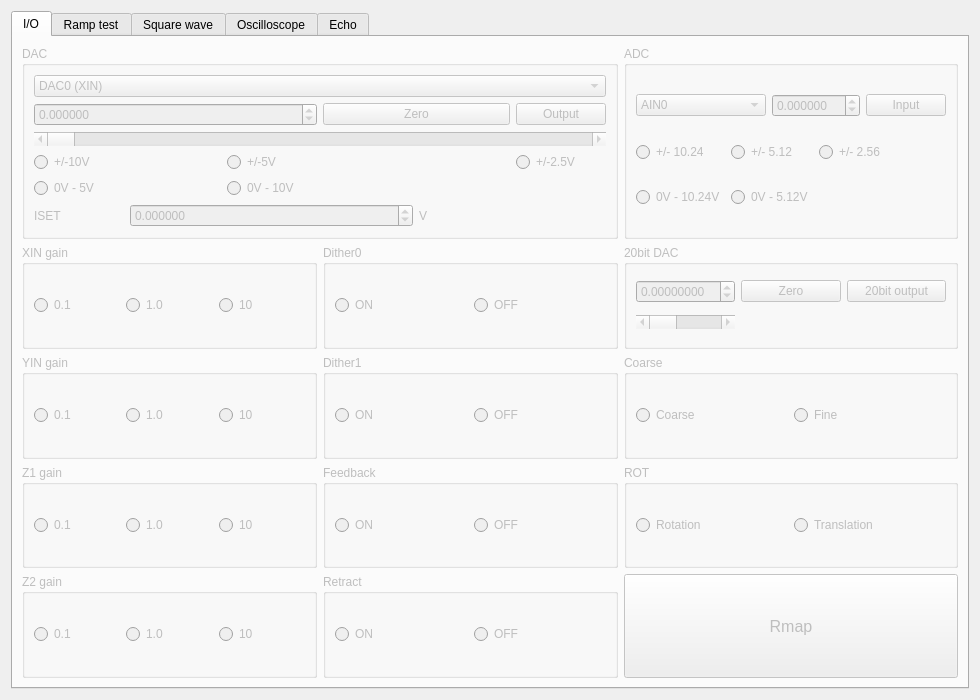
Old version of the form pyqt5 STM software/ui/Etest.ui in the repository freestylexyz/STM-pyqt5-software.
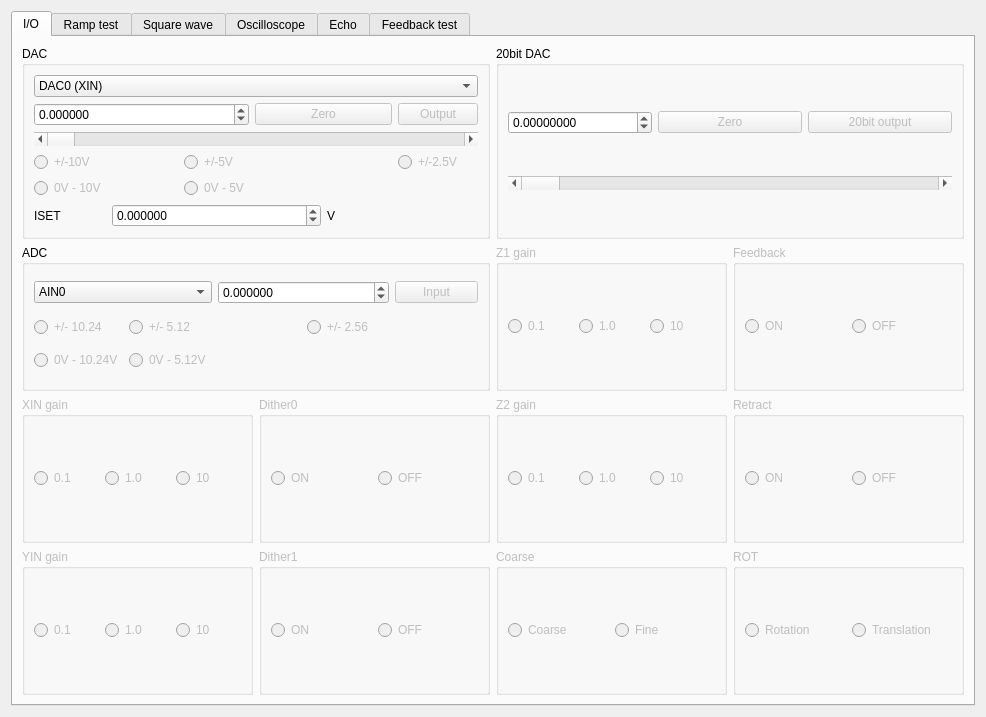
New version of the form. The open tabs and pages were chosen to show the change. Icons and pictures are not drawn.

Patch:
```diff
--- a/pyqt5 STM software/ui/Etest.ui
+++ b/pyqt5 STM software/ui/Etest.ui
@@ -9,8 +9,8 @@
    <rect>
     <x>0</x>
     <y>0</y>
-    <width>980</width>
-    <height>700</height>
+    <width>986</width>
+    <height>717</height>
    </rect>
   </property>
   <property name="sizePolicy">
@@ -51,10 +51,10 @@
        <string>I/O</string>
       </attribute>
       <layout class="QGridLayout" name="gridLayout_12">
-       <item row="3" column="2">
-        <widget class="QGroupBox" name="rot_G">
+       <item row="0" column="2" colspan="2">
+        <widget class="QGroupBox" name="bit20">
          <property name="enabled">
-          <bool>false</bool>
+          <bool>true</bool>
          </property>
          <property name="font">
           <font>
@@ -62,28 +62,63 @@
           </font>
          </property>
          <property name="title">
-          <string>ROT</string>
+          <string>20bit DAC</string>
          </property>
-         <layout class="QGridLayout" name="gridLayout_22">
+         <layout class="QGridLayout" name="gridLayout_24">
           <item row="0" column="0">
-           <widget class="QRadioButton" name="rotation">
-            <property name="text">
-             <string>Rotation</string>
+           <widget class="QDoubleSpinBox" name="bit20_val">
+            <property name="decimals">
+             <number>8</number>
+            </property>
+            <property name="minimum">
+             <double>-5.000000000000000</double>
+            </property>
+            <property name="maximum">
+             <double>5.000000000000000</double>
+            </property>
+            <property name="singleStep">
+             <double>0.100000000000000</double>
             </property>
            </widget>
           </item>
           <item row="0" column="1">
-           <widget class="QRadioButton" name="translation">
+           <widget class="QPushButton" name="bit20_0">
+            <property name="enabled">
+             <bool>false</bool>
+            </property>
             <property name="text">
-             <string>Translation</string>
+             <string>Zero</string>
+            </property>
+           </widget>
+          </item>
+          <item row="0" column="2">
+           <widget class="QPushButton" name="bit20_out">
+            <property name="enabled">
+             <bool>false</bool>
+            </property>
+            <property name="text">
+             <string>20bit output</string>
+            </property>
+           </widget>
+          </item>
+          <item row="1" column="0" colspan="3">
+           <widget class="QScrollBar" name="bit20_bit">
+            <property name="maximum">
+             <number>1048575</number>
+            </property>
+            <property name="pageStep">
+             <number>10000</number>
+            </property>
+            <property name="orientation">
+             <enum>Qt::Horizontal</enum>
             </property>
            </widget>
           </item>
          </layout>
         </widget>
        </item>
-       <item row="4" column="0">
-        <widget class="QGroupBox" name="z2gain_G">
+       <item row="2" column="0">
+        <widget class="QGroupBox" name="xgain_G">
          <property name="enabled">
           <bool>false</bool>
          </property>
@@ -93,25 +128,25 @@
           </font>
          </property>
          <property name="title">
-          <string>Z2 gain</string>
+          <string>XIN gain</string>
          </property>
-         <layout class="QGridLayout" name="gridLayout_16">
+         <layout class="QGridLayout" name="gridLayout_13">
           <item row="0" column="0">
-           <widget class="QRadioButton" name="z2gain0_1">
+           <widget class="QRadioButton" name="xgain0_1">
             <property name="text">
              <string>0.1</string>
             </property>
            </widget>
           </item>
           <item row="0" column="1">
-           <widget class="QRadioButton" name="z2gain1">
+           <widget class="QRadioButton" name="xgain1">
             <property name="text">
              <string>1.0</string>
             </property>
            </widget>
           </item>
           <item row="0" column="2">
-           <widget class="QRadioButton" name="z2gain10">
+           <widget class="QRadioButton" name="xgain10">
             <property name="text">
              <string>10</string>
             </property>
@@ -120,10 +155,41 @@
          </layout>
         </widget>
        </item>
+       <item row="2" column="1">
+        <widget class="QGroupBox" name="dither0_G">
+         <property name="enabled">
+          <bool>false</bool>
+         </property>
+         <property name="font">
+          <font>
+           <pointsize>9</pointsize>
+          </font>
+         </property>
+         <property name="title">
+          <string>Dither0</string>
+         </property>
+         <layout class="QGridLayout" name="gridLayout_17">
+          <item row="0" column="0">
+           <widget class="QRadioButton" name="dither0_on">
+            <property name="text">
+             <string>ON</string>
+            </property>
+           </widget>
+          </item>
+          <item row="0" column="1">
+           <widget class="QRadioButton" name="dither0_off">
+            <property name="text">
+             <string>OFF</string>
+            </property>
+           </widget>
+          </item>
+         </layout>
+        </widget>
+       </item>
        <item row="0" column="0" colspan="2">
         <widget class="QGroupBox" name="dac_G">
          <property name="enabled">
-          <bool>false</bool>
+          <bool>true</bool>
          </property>
          <property name="font">
           <font>
@@ -136,6 +202,9 @@
          <layout class="QGridLayout" name="gridLayout_25">
           <item row="0" column="0" colspan="6">
            <widget class="QComboBox" name="dac_ch">
+            <property name="enabled">
+             <bool>true</bool>
+            </property>
             <item>
              <property name="text">
               <string>DAC0 (XIN)</string>
@@ -220,6 +289,9 @@
           </item>
           <item row="1" column="0" colspan="3">
            <widget class="QDoubleSpinBox" name="dac_val">
+            <property name="enabled">
+             <bool>true</bool>
+            </property>
             <property name="decimals">
              <number>6</number>
             </property>
@@ -236,6 +308,9 @@
           </item>
           <item row="1" column="3" colspan="2">
            <widget class="QPushButton" name="dac_0">
+            <property name="enabled">
+             <bool>false</bool>
+            </property>
             <property name="text">
              <string>Zero</string>
             </property>
@@ -243,6 +318,9 @@
           </item>
           <item row="1" column="5">
            <widget class="QPushButton" name="dac_out">
+            <property name="enabled">
+             <bool>false</bool>
+            </property>
             <property name="text">
              <string>Output</string>
             </property>
@@ -250,6 +328,9 @@
           </item>
           <item row="2" column="0" colspan="6">
            <widget class="QScrollBar" name="dac_bit">
+            <property name="enabled">
+             <bool>true</bool>
+            </property>
             <property name="maximum">
              <number>65535</number>
             </property>
@@ -263,6 +344,9 @@
           </item>
           <item row="3" column="0" colspan="2">
            <widget class="QRadioButton" name="dac_b20">
+            <property name="enabled">
+             <bool>false</bool>
+            </property>
             <property name="text">
              <string>+/-10V</string>
             </property>
@@ -270,6 +354,9 @@
           </item>
           <item row="3" column="2" colspan="3">
            <widget class="QRadioButton" name="dac_b10">
+            <property name="enabled">
+             <bool>false</bool>
+            </property>
             <property name="text">
              <string>+/-5V</string>
             </property>
@@ -277,27 +364,19 @@
           </item>
           <item row="3" column="5">
            <widget class="QRadioButton" name="dac_b5">
+            <property name="enabled">
+             <bool>false</bool>
+            </property>
             <property name="text">
              <string>+/-2.5V</string>
             </property>
            </widget>
           </item>
-          <item row="4" column="0" colspan="2">
-           <widget class="QRadioButton" name="dac_u5">
-            <property name="text">
-             <string>0V - 5V</string>
-            </property>
-           </widget>
-          </item>
-          <item row="4" column="2" colspan="3">
-           <widget class="QRadioButton" name="dac_b10_4">
-            <property name="text">
-             <string>0V - 10V</string>
-            </property>
-           </widget>
-          </item>
           <item row="5" column="0">
            <widget class="QLabel" name="dac_Iset_l">
+            <property name="enabled">
+             <bool>true</bool>
+            </property>
             <property name="text">
              <string>ISET</string>
             </property>
@@ -306,7 +385,7 @@
           <item row="5" column="1" colspan="3">
            <widget class="QDoubleSpinBox" name="dac_Iset_val">
             <property name="enabled">
-             <bool>false</bool>
+             <bool>true</bool>
             </property>
             <property name="decimals">
              <number>6</number>
@@ -324,368 +403,41 @@
           </item>
           <item row="5" column="4">
            <widget class="QLabel" name="dac_Iset_unit">
+            <property name="enabled">
+             <bool>true</bool>
+            </property>
             <property name="text">
              <string>V</string>
             </property>
            </widget>
           </item>
-         </layout>
-        </widget>
-       </item>
-       <item row="1" column="2">
-        <widget class="QGroupBox" name="bit20">
-         <property name="enabled">
-          <bool>false</bool>
-         </property>
-         <property name="font">
-          <font>
-           <pointsize>9</pointsize>
-          </font>
-         </property>
-         <property name="title">
-          <string>20bit DAC</string>
-         </property>
-         <layout class="QGridLayout" name="gridLayout_24">
-          <item row="0" column="0">
-           <widget class="QDoubleSpinBox" name="bit20_val">
-            <property name="decimals">
-             <number>8</number>
+          <item row="4" column="0">
+           <widget class="QRadioButton" name="dac_b10_4">
+            <property name="enabled">
+             <bool>false</bool>
             </property>
-            <property name="minimum">
-             <double>-5.000000000000000</double>
-            </property>
-            <property name="maximum">
-             <double>5.000000000000000</double>
-            </property>
-            <property name="singleStep">
-             <double>0.100000000000000</double>
-            </property>
-           </widget>
-          </item>
-          <item row="0" column="1">
-           <widget class="QPushButton" name="bit20_0">
             <property name="text">
-             <string>Zero</string>
+             <string>0V - 10V</string>
             </property>
            </widget>
           </item>
-          <item row="0" column="2">
-           <widget class="QPushButton" name="bit20_out">
-            <property name="text">
-             <string>20bit output</string>
+          <item row="4" column="2">
+           <widget class="QRadioButton" name="dac_u5">
+            <property name="enabled">
+             <bool>false</bool>
             </property>
-           </widget>
-          </item>
-          <item row="1" column="0">
-           <widget class="QScrollBar" name="bit20_bit">
-            <property name="maximum">
-             <number>1048575</number>
-            </property>
-            <property name="pageStep">
-             <number>10000</number>
-            </property>
-            <property name="orientation">
-             <enum>Qt::Horizontal</enum>
-            </property>
-           </widget>
-          </item>
-         </layout>
-        </widget>
-       </item>
-       <item row="1" column="1">
-        <widget class="QGroupBox" name="dither0_G">
-         <property name="enabled">
-          <bool>false</bool>
-         </property>
-         <property name="font">
-          <font>
-           <pointsize>9</pointsize>
-          </font>
-         </property>
-         <property name="title">
-          <string>Dither0</string>
-         </property>
-         <layout class="QGridLayout" name="gridLayout_17">
-          <item row="0" column="0">
-           <widget class="QRadioButton" name="dither0_on">
             <property name="text">
-             <string>ON</string>
+             <string>0V - 5V</string>
             </property>
            </widget>
           </item>
-          <item row="0" column="1">
-           <widget class="QRadioButton" name="dither0_off">
-            <property name="text">
-             <string>OFF</string>
-            </property>
-           </widget>
-          </item>
          </layout>
         </widget>
        </item>
-       <item row="3" column="1">
-        <widget class="QGroupBox" name="feedback_G">
-         <property name="enabled">
-          <bool>false</bool>
-         </property>
-         <property name="font">
-          <font>
-           <pointsize>9</pointsize>
-          </font>
-         </property>
-         <property name="title">
-          <string>Feedback</string>
-         </property>
-         <layout class="QGridLayout" name="gridLayout_19">
-          <item row="0" column="0">
-           <widget class="QRadioButton" name="feedback_on">
-            <property name="text">
-             <string>ON</string>
-            </property>
-           </widget>
-          </item>
-          <item row="0" column="1">
-           <widget class="QRadioButton" name="feedback_off">
-            <property name="text">
-             <string>OFF</string>
-            </property>
-           </widget>
-          </item>
-         </layout>
-        </widget>
-       </item>
-       <item row="2" column="1">
-        <widget class="QGroupBox" name="dither1_G">
-         <property name="enabled">
-          <bool>false</bool>
-         </property>
-         <property name="font">
-          <font>
-           <pointsize>9</pointsize>
-          </font>
-         </property>
-         <property name="title">
-          <string>Dither1</string>
-         </property>
-         <layout class="QGridLayout" name="gridLayout_18">
-          <item row="0" column="0">
-           <widget class="QRadioButton" name="dither1_on">
-            <property name="text">
-             <string>ON</string>
-            </property>
-           </widget>
-          </item>
-          <item row="0" column="1">
-           <widget class="QRadioButton" name="dither1_off">
-            <property name="text">
-             <string>OFF</string>
-            </property>
-           </widget>
-          </item>
-         </layout>
-        </widget>
-       </item>
-       <item row="1" column="0">
-        <widget class="QGroupBox" name="xgain_G">
-         <property name="enabled">
-          <bool>false</bool>
-         </property>
-         <property name="font">
-          <font>
-           <pointsize>9</pointsize>
-          </font>
-         </property>
-         <property name="title">
-          <string>XIN gain</string>
-         </property>
-         <layout class="QGridLayout" name="gridLayout_13">
-          <item row="0" column="0">
-           <widget class="QRadioButton" name="xgain0_1">
-            <property name="text">
-             <string>0.1</string>
-            </property>
-           </widget>
-          </item>
-          <item row="0" column="1">
-           <widget class="QRadioButton" name="xgain1">
-            <property name="text">
-             <string>1.0</string>
-            </property>
-           </widget>
-          </item>
-          <item row="0" column="2">
-           <widget class="QRadioButton" name="xgain10">
-            <property name="text">
-             <string>10</string>
-            </property>
-           </widget>
-          </item>
-         </layout>
-        </widget>
-       </item>
-       <item row="2" column="0">
-        <widget class="QGroupBox" name="ygain_G">
-         <property name="enabled">
-          <bool>false</bool>
-         </property>
-         <property name="font">
-          <font>
-           <pointsize>9</pointsize>
-          </font>
-         </property>
-         <property name="title">
-          <string>YIN gain</string>
-         </property>
-         <layout class="QGridLayout" name="gridLayout_14">
-          <item row="0" column="0">
-           <widget class="QRadioButton" name="ygain0_1">
-            <property name="text">
-             <string>0.1</string>
-            </property>
-           </widget>
-          </item>
-          <item row="0" column="1">
-           <widget class="QRadioButton" name="ygain1">
-            <property name="text">
-             <string>1.0</string>
-            </property>
-           </widget>
-          </item>
-          <item row="0" column="2">
-           <widget class="QRadioButton" name="ygain10">
-            <property name="text">
-             <string>10</string>
-            </property>
-           </widget>
-          </item>
-         </layout>
-        </widget>
-       </item>
-       <item row="2" column="2">
-        <widget class="QGroupBox" name="coarse_G">
-         <property name="enabled">
-          <bool>false</bool>
-         </property>
-         <property name="font">
-          <font>
-           <pointsize>9</pointsize>
-          </font>
-         </property>
-         <property name="title">
-          <string>Coarse</string>
-         </property>
-         <layout class="QGridLayout" name="gridLayout_21">
-          <item row="0" column="0">
-           <widget class="QRadioButton" name="fine">
-            <property name="text">
-             <string>Coarse</string>
-            </property>
-           </widget>
-          </item>
-          <item row="0" column="1">
-           <widget class="QRadioButton" name="coarse">
-            <property name="text">
-             <string>Fine</string>
-            </property>
-           </widget>
-          </item>
-         </layout>
-        </widget>
-       </item>
-       <item row="4" column="1">
-        <widget class="QGroupBox" name="retract_G">
-         <property name="enabled">
-          <bool>false</bool>
-         </property>
-         <property name="font">
-          <font>
-           <pointsize>9</pointsize>
-          </font>
-         </property>
-         <property name="title">
-          <string>Retract</string>
-         </property>
-         <layout class="QGridLayout" name="gridLayout_20">
-          <item row="0" column="0">
-           <widget class="QRadioButton" name="retract_on">
-            <property name="text">
-             <string>ON</string>
-            </property>
-           </widget>
-          </item>
-          <item row="0" column="1">
-           <widget class="QRadioButton" name="retract_off">
-            <property name="text">
-             <string>OFF</string>
-            </property>
-           </widget>
-          </item>
-         </layout>
-        </widget>
-       </item>
-       <item row="3" column="0">
-        <widget class="QGroupBox" name="z1gain_G">
-         <property name="enabled">
-          <bool>false</bool>
-         </property>
-         <property name="font">
-          <font>
-           <pointsize>9</pointsize>
-          </font>
-         </property>
-         <property name="title">
-          <string>Z1 gain</string>
-         </property>
-         <layout class="QGridLayout" name="gridLayout_15">
-          <item row="0" column="0">
-           <widget class="QRadioButton" name="z1gain0_1">
-            <property name="text">
-             <string>0.1</string>
-            </property>
-           </widget>
-          </item>
-          <item row="0" column="1">
-           <widget class="QRadioButton" name="z1gain1">
-            <property name="text">
-             <string>1.0</string>
-            </property>
-           </widget>
-          </item>
-          <item row="0" column="2">
-           <widget class="QRadioButton" name="z1gain10">
-            <property name="text">
-             <string>10</string>
-            </property>
-           </widget>
-          </item>
-         </layout>
-        </widget>
-       </item>
-       <item row="4" column="2">
-        <widget class="QPushButton" name="ramp">
-         <property name="enabled">
-          <bool>false</bool>
-         </property>
-         <property name="sizePolicy">
-          <sizepolicy hsizetype="Minimum" vsizetype="Minimum">
-           <horstretch>0</horstretch>
-           <verstretch>0</verstretch>
-          </sizepolicy>
-         </property>
-         <property name="font">
-          <font>
-           <pointsize>12</pointsize>
-          </font>
-         </property>
-         <property name="text">
-          <string>Rmap</string>
-         </property>
-        </widget>
-       </item>
-       <item row="0" column="2">
+       <item row="1" column="0" colspan="2">
         <widget class="QGroupBox" name="adc_G">
          <property name="enabled">
-          <bool>false</bool>
+          <bool>true</bool>
          </property>
          <property name="font">
           <font>
@@ -743,7 +495,7 @@
           <item row="0" column="2" colspan="2">
            <widget class="QDoubleSpinBox" name="adc_val">
             <property name="enabled">
-             <bool>false</bool>
+             <bool>true</bool>
             </property>
             <property name="decimals">
              <number>6</number>
@@ -761,6 +513,9 @@
           </item>
           <item row="0" column="4">
            <widget class="QPushButton" name="adc_in">
+            <property name="enabled">
+             <bool>false</bool>
+            </property>
             <property name="text">
              <string>Input</string>
             </property>
@@ -768,6 +523,9 @@
           </item>
           <item row="1" column="0">
            <widget class="QRadioButton" name="adc_b20">
+            <property name="enabled">
+             <bool>false</bool>
+            </property>
             <property name="text">
              <string>+/- 10.24</string>
             </property>
@@ -775,6 +533,9 @@
           </item>
           <item row="1" column="1" colspan="2">
            <widget class="QRadioButton" name="adc_b10">
+            <property name="enabled">
+             <bool>false</bool>
+            </property>
             <property name="text">
              <string>+/- 5.12</string>
             </property>
@@ -782,6 +543,9 @@
           </item>
           <item row="1" column="3" colspan="2">
            <widget class="QRadioButton" name="adc_b5">
+            <property name="enabled">
+             <bool>false</bool>
+            </property>
             <property name="text">
              <string>+/- 2.56</string>
             </property>
@@ -789,6 +553,9 @@
           </item>
           <item row="2" column="0">
            <widget class="QRadioButton" name="adc_u10">
+            <property name="enabled">
+             <bool>false</bool>
+            </property>
             <property name="text">
              <string>0V - 10.24V</string>
             </property>
@@ -796,6 +563,9 @@
           </item>
           <item row="2" column="1" colspan="2">
            <widget class="QRadioButton" name="adc_u5">
+            <property name="enabled">
+             <bool>false</bool>
+            </property>
             <property name="text">
              <string>0V - 5.12V</string>
             </property>
@@ -804,6 +574,275 @@
          </layout>
         </widget>
        </item>
+       <item row="3" column="0">
+        <widget class="QGroupBox" name="ygain_G">
+         <property name="enabled">
+          <bool>false</bool>
+         </property>
+         <property name="font">
+          <font>
+           <pointsize>9</pointsize>
+          </font>
+         </property>
+         <property name="title">
+          <string>YIN gain</string>
+         </property>
+         <layout class="QGridLayout" name="gridLayout_14">
+          <item row="0" column="0">
+           <widget class="QRadioButton" name="ygain0_1">
+            <property name="text">
+             <string>0.1</string>
+            </property>
+           </widget>
+          </item>
+          <item row="0" column="1">
+           <widget class="QRadioButton" name="ygain1">
+            <property name="text">
+             <string>1.0</string>
+            </property>
+           </widget>
+          </item>
+          <item row="0" column="2">
+           <widget class="QRadioButton" name="ygain10">
+            <property name="text">
+             <string>10</string>
+            </property>
+           </widget>
+          </item>
+         </layout>
+        </widget>
+       </item>
+       <item row="3" column="1">
+        <widget class="QGroupBox" name="dither1_G">
+         <property name="enabled">
+          <bool>false</bool>
+         </property>
+         <property name="font">
+          <font>
+           <pointsize>9</pointsize>
+          </font>
+         </property>
+         <property name="title">
+          <string>Dither1</string>
+         </property>
+         <layout class="QGridLayout" name="gridLayout_18">
+          <item row="0" column="0">
+           <widget class="QRadioButton" name="dither1_on">
+            <property name="text">
+             <string>ON</string>
+            </property>
+           </widget>
+          </item>
+          <item row="0" column="1">
+           <widget class="QRadioButton" name="dither1_off">
+            <property name="text">
+             <string>OFF</string>
+            </property>
+           </widget>
+          </item>
+         </layout>
+        </widget>
+       </item>
+       <item row="1" column="2">
+        <widget class="QGroupBox" name="z1gain_G">
+         <property name="enabled">
+          <bool>false</bool>
+         </property>
+         <property name="font">
+          <font>
+           <pointsize>9</pointsize>
+          </font>
+         </property>
+         <property name="title">
+          <string>Z1 gain</string>
+         </property>
+         <layout class="QGridLayout" name="gridLayout_15">
+          <item row="0" column="1">
+           <widget class="QRadioButton" name="z1gain1">
+            <property name="text">
+             <string>1.0</string>
+            </property>
+           </widget>
+          </item>
+          <item row="0" column="2">
+           <widget class="QRadioButton" name="z1gain10">
+            <property name="text">
+             <string>10</string>
+            </property>
+           </widget>
+          </item>
+          <item row="0" column="0">
+           <widget class="QRadioButton" name="z1gain0_1">
+            <property name="text">
+             <string>0.1</string>
+            </property>
+           </widget>
+          </item>
+         </layout>
+        </widget>
+       </item>
+       <item row="1" column="3">
+        <widget class="QGroupBox" name="feedback_G">
+         <property name="enabled">
+          <bool>false</bool>
+         </property>
+         <property name="font">
+          <font>
+           <pointsize>9</pointsize>
+          </font>
+         </property>
+         <property name="title">
+          <string>Feedback</string>
+         </property>
+         <layout class="QGridLayout" name="gridLayout_19">
+          <item row="0" column="0">
+           <widget class="QRadioButton" name="feedback_on">
+            <property name="text">
+             <string>ON</string>
+            </property>
+           </widget>
+          </item>
+          <item row="0" column="1">
+           <widget class="QRadioButton" name="feedback_off">
+            <property name="text">
+             <string>OFF</string>
+            </property>
+           </widget>
+          </item>
+         </layout>
+        </widget>
+       </item>
+       <item row="2" column="2">
+        <widget class="QGroupBox" name="z2gain_G">
+         <property name="enabled">
+          <bool>false</bool>
+         </property>
+         <property name="font">
+          <font>
+           <pointsize>9</pointsize>
+          </font>
+         </property>
+         <property name="title">
+          <string>Z2 gain</string>
+         </property>
+         <layout class="QGridLayout" name="gridLayout_16">
+          <item row="0" column="0">
+           <widget class="QRadioButton" name="z2gain0_1">
+            <property name="text">
+             <string>0.1</string>
+            </property>
+           </widget>
+          </item>
+          <item row="0" column="1">
+           <widget class="QRadioButton" name="z2gain1">
+            <property name="text">
+             <string>1.0</string>
+            </property>
+           </widget>
+          </item>
+          <item row="0" column="2">
+           <widget class="QRadioButton" name="z2gain10">
+            <property name="text">
+             <string>10</string>
+            </property>
+           </widget>
+          </item>
+         </layout>
+        </widget>
+       </item>
+       <item row="2" column="3">
+        <widget class="QGroupBox" name="retract_G">
+         <property name="enabled">
+          <bool>false</bool>
+         </property>
+         <property name="font">
+          <font>
+           <pointsize>9</pointsize>
+          </font>
+         </property>
+         <property name="title">
+          <string>Retract</string>
+         </property>
+         <layout class="QGridLayout" name="gridLayout_20">
+          <item row="0" column="0">
+           <widget class="QRadioButton" name="retract_on">
+            <property name="text">
+             <string>ON</string>
+            </property>
+           </widget>
+          </item>
+          <item row="0" column="1">
+           <widget class="QRadioButton" name="retract_off">
+            <property name="text">
+             <string>OFF</string>
+            </property>
+           </widget>
+          </item>
+         </layout>
+        </widget>
+       </item>
+       <item row="3" column="2">
+        <widget class="QGroupBox" name="coarse_G">
+         <property name="enabled">
+          <bool>false</bool>
+         </property>
+         <property name="font">
+          <font>
+           <pointsize>9</pointsize>
+          </font>
+         </property>
+         <property name="title">
+          <string>Coarse</string>
+         </property>
+         <layout class="QGridLayout" name="gridLayout_21">
+          <item row="0" column="0">
+           <widget class="QRadioButton" name="fine">
+            <property name="text">
+             <string>Coarse</string>
+            </property>
+           </widget>
+          </item>
+          <item row="0" column="1">
+           <widget class="QRadioButton" name="coarse">
+            <property name="text">
+             <string>Fine</string>
+            </property>
+           </widget>
+          </item>
+         </layout>
+        </widget>
+       </item>
+       <item row="3" column="3">
+        <widget class="QGroupBox" name="rot_G">
+         <property name="enabled">
+          <bool>false</bool>
+         </property>
+         <property name="font">
+          <font>
+           <pointsize>9</pointsize>
+          </font>
+         </property>
+         <property name="title">
+          <string>ROT</string>
+         </property>
+         <layout class="QGridLayout" name="gridLayout_22">
+          <item row="0" column="1">
+           <widget class="QRadioButton" name="translation">
+            <property name="text">
+             <string>Translation</string>
+            </property>
+           </widget>
+          </item>
+          <item row="0" column="0">
+           <widget class="QRadioButton" name="rotation">
+            <property name="text">
+             <string>Rotation</string>
+            </property>
+           </widget>
+          </item>
+         </layout>
+        </widget>
+       </item>
       </layout>
      </widget>
      <widget class="QWidget" name="RampTest">
@@ -1532,6 +1571,172 @@
        </item>
       </layout>
      </widget>
+     <widget class="QWidget" name="FeedbackTest">
+      <attribute name="title">
+       <string>Feedback test</string>
+      </attribute>
+      <layout class="QGridLayout" name="gridLayout_6">
+       <item row="0" column="0">
+        <widget class="QWidget" name="widget_2" native="true">
+         <layout class="QGridLayout" name="gridLayout_26">
+          <property name="horizontalSpacing">
+           <number>14</number>
+          </property>
+          <item row="4" column="2">
+           <widget class="QComboBox" name="comboBox_InCh_FTest">
+            <item>
+             <property name="text">
+              <string>0 (AIN0)</string>
+             </property>
+            </item>
+            <item>
+             <property name="text">
+              <string>1 (AIN1)</string>
+             </property>
+            </item>
+            <item>
+             <property name="text">
+              <string>2 (AIN2)</string>
+             </property>
+            </item>
+            <item>
+             <property name="text">
+              <string>3 (AIN3)</string>
+             </property>
+            </item>
+            <item>
+             <property name="text">
+              <string>4 (AIN4)</string>
+             </property>
+            </item>
+           </widget>
+          </item>
+          <item row="0" column="0" rowspan="7">
+           <widget class="QGraphicsView" name="graphicsView">
+            <property name="sizePolicy">
+             <sizepolicy hsizetype="Fixed" vsizetype="Fixed">
+              <horstretch>0</horstretch>
+              <verstretch>0</verstretch>
+             </sizepolicy>
+            </property>
+            <property name="minimumSize">
+             <size>
+              <width>580</width>
+              <height>580</height>
+             </size>
+            </property>
+           </widget>
+          </item>
+          <item row="6" column="1" colspan="2">
+           <widget class="QPushButton" name="pushButton_Start_FTest">
+            <property name="enabled">
+             <bool>false</bool>
+            </property>
+            <property name="sizePolicy">
+             <sizepolicy hsizetype="Minimum" vsizetype="Maximum">
+              <horstretch>0</horstretch>
+              <verstretch>0</verstretch>
+             </sizepolicy>
+            </property>
+            <property name="minimumSize">
+             <size>
+              <width>0</width>
+              <height>80</height>
+             </size>
+            </property>
+            <property name="text">
+             <string>Start</string>
+            </property>
+           </widget>
+          </item>
+          <item row="0" column="1">
+           <widget class="QLabel" name="label_16">
+            <property name="text">
+             <string>A</string>
+            </property>
+           </widget>
+          </item>
+          <item row="1" column="2">
+           <widget class="QDoubleSpinBox" name="spinBox_Z0Input_FTest"/>
+          </item>
+          <item row="5" column="1">
+           <widget class="QLabel" name="label_21">
+            <property name="text">
+             <string>I setpoint</string>
+            </property>
+           </widget>
+          </item>
+          <item row="2" column="2">
+           <widget class="QDoubleSpinBox" name="spinBox_DelayInput_FTest"/>
+          </item>
+          <item row="4" column="1">
+           <widget class="QLabel" name="label_20">
+            <property name="text">
+             <string>Input</string>
+            </property>
+           </widget>
+          </item>
+          <item row="5" column="2">
+           <widget class="QDoubleSpinBox" name="spinBox_IsptInput_FTest"/>
+          </item>
+          <item row="0" column="2">
+           <widget class="QDoubleSpinBox" name="spinBox_AInput_FTest"/>
+          </item>
+          <item row="3" column="1">
+           <widget class="QLabel" name="label_19">
+            <property name="text">
+             <string>Output</string>
+            </property>
+           </widget>
+          </item>
+          <item row="2" column="1">
+           <widget class="QLabel" name="label_18">
+            <property name="text">
+             <string>Delay</string>
+            </property>
+           </widget>
+          </item>
+          <item row="3" column="2">
+           <widget class="QComboBox" name="comboBox_OutCh_FTest">
+            <item>
+             <property name="text">
+              <string>6 (DAC6)</string>
+             </property>
+            </item>
+            <item>
+             <property name="text">
+              <string>7 (DAC7)</string>
+             </property>
+            </item>
+            <item>
+             <property name="text">
+              <string>8 (DAC8)</string>
+             </property>
+            </item>
+            <item>
+             <property name="text">
+              <string>9 (DAC9)</string>
+             </property>
+            </item>
+            <item>
+             <property name="text">
+              <string>11 (DAC11)</string>
+             </property>
+            </item>
+           </widget>
+          </item>
+          <item row="1" column="1">
+           <widget class="QLabel" name="label_17">
+            <property name="text">
+             <string>Z0</string>
+            </property>
+           </widget>
+          </item>
+         </layout>
+        </widget>
+       </item>
+      </layout>
+     </widget>
     </widget>
    </item>
   </layout>
```
Left out of the diff: 36 changed lines with no effect on the pictures.
